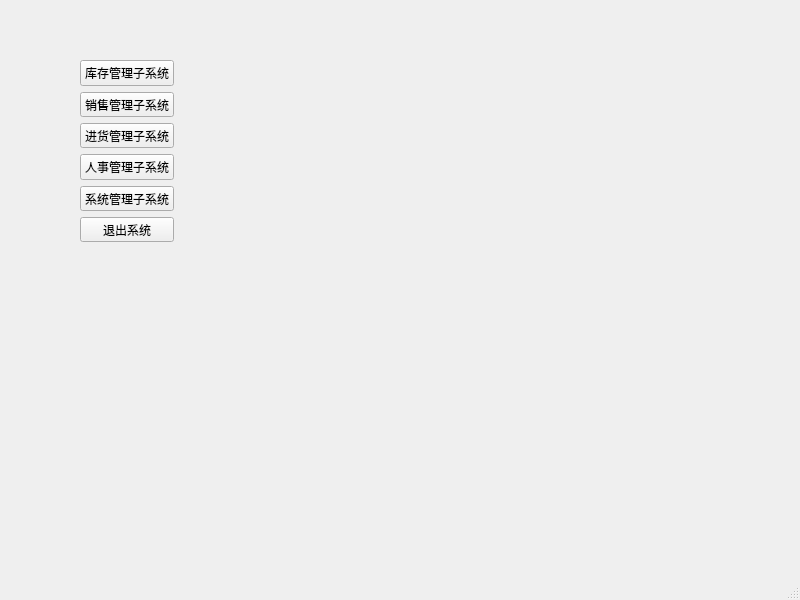
Before: the Qt Designer form mainwindow.ui in liwen123cd/curly-tribble, drawn with Qt 5.
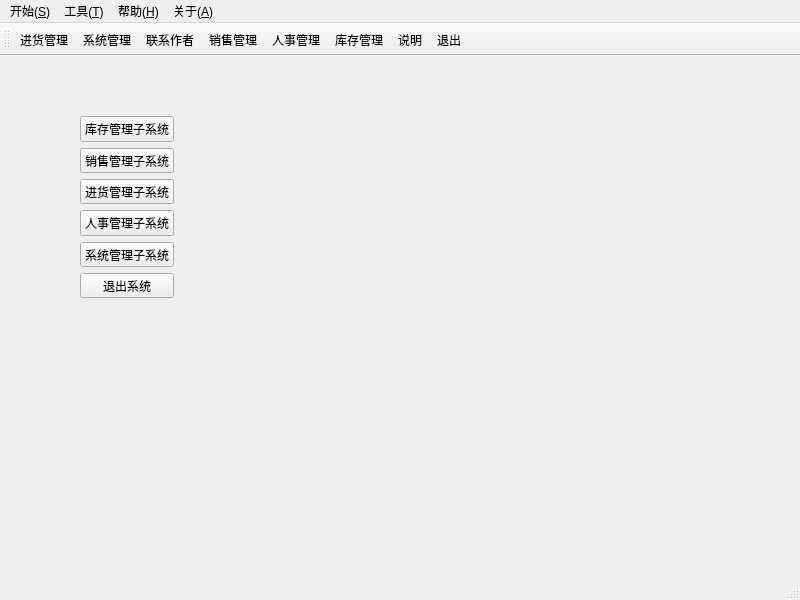
After: the same form once the commit is applied. Icons and pictures are not drawn.

```diff
--- a/mainwindow.ui
+++ b/mainwindow.ui
@@ -77,6 +77,9 @@
      </item>
      <item>
       <widget class="QPushButton" name="pushButton_6">
+       <property name="styleSheet">
+        <string notr="true">font: 9pt &quot;Microsoft YaHei UI&quot;;</string>
+       </property>
        <property name="text">
         <string>退出系统</string>
        </property>
@@ -91,11 +94,153 @@
      <x>0</x>
      <y>0</y>
      <width>800</width>
-     <height>17</height>
+     <height>23</height>
     </rect>
    </property>
+   <widget class="QMenu" name="menu">
+    <property name="title">
+     <string>工具(&amp;T)</string>
+    </property>
+    <addaction name="action1"/>
+    <addaction name="action2"/>
+    <addaction name="action3"/>
+    <addaction name="action4"/>
+    <addaction name="action5"/>
+   </widget>
+   <widget class="QMenu" name="menu_2">
+    <property name="title">
+     <string>开始(&amp;S)</string>
+    </property>
+    <addaction name="action2_2"/>
+   </widget>
+   <widget class="QMenu" name="menu_3">
+    <property name="title">
+     <string>帮助(&amp;H)</string>
+    </property>
+    <addaction name="action1_3"/>
+   </widget>
+   <widget class="QMenu" name="menu_4">
+    <property name="title">
+     <string>关于(&amp;A)</string>
+    </property>
+    <addaction name="action1_4"/>
+    <addaction name="action2_3"/>
+   </widget>
+   <addaction name="menu_2"/>
+   <addaction name="menu"/>
+   <addaction name="menu_3"/>
+   <addaction name="menu_4"/>
   </widget>
   <widget class="QStatusBar" name="statusbar"/>
+  <widget class="QToolBar" name="toolBar">
+   <property name="windowTitle">
+    <string>toolBar</string>
+   </property>
+   <attribute name="toolBarArea">
+    <enum>TopToolBarArea</enum>
+   </attribute>
+   <attribute name="toolBarBreak">
+    <bool>false</bool>
+   </attribute>
+   <addaction name="action3"/>
+   <addaction name="action5"/>
+   <addaction name="action2_3"/>
+   <addaction name="action2"/>
+   <addaction name="action4"/>
+   <addaction name="action1"/>
+   <addaction name="action1_3"/>
+   <addaction name="action2_2"/>
+  </widget>
+  <action name="action1">
+   <property name="icon">
+    <iconset resource="style.qrc">
+     <normaloff>:/img/login/compose.png</normaloff>:/img/login/compose.png</iconset>
+   </property>
+   <property name="text">
+    <string>库存管理</string>
+   </property>
+  </action>
+  <action name="action2">
+   <property name="icon">
+    <iconset resource="style.qrc">
+     <normaloff>:/img/login/feedback.png</normaloff>:/img/login/feedback.png</iconset>
+   </property>
+   <property name="text">
+    <string>销售管理</string>
+   </property>
+  </action>
+  <action name="action3">
+   <property name="icon">
+    <iconset resource="style.qrc">
+     <normaloff>:/img/login/account.png</normaloff>:/img/login/account.png</iconset>
+   </property>
+   <property name="text">
+    <string>进货管理</string>
+   </property>
+  </action>
+  <action name="action4">
+   <property name="icon">
+    <iconset resource="style.qrc">
+     <normaloff>:/img/login/cm2_btm_icn_account.png</normaloff>:/img/login/cm2_btm_icn_account.png</iconset>
+   </property>
+   <property name="text">
+    <string>人事管理</string>
+   </property>
+  </action>
+  <action name="action5">
+   <property name="icon">
+    <iconset resource="style.qrc">
+     <normaloff>:/img/login/user.png</normaloff>:/img/login/user.png</iconset>
+   </property>
+   <property name="text">
+    <string>系统管理</string>
+   </property>
+  </action>
+  <action name="action1_2">
+   <property name="icon">
+    <iconset resource="style.qrc">
+     <normaloff>:/img/login/found.png</normaloff>:/img/login/found.png</iconset>
+   </property>
+   <property name="text">
+    <string>说明</string>
+   </property>
+  </action>
+  <action name="action2_2">
+   <property name="icon">
+    <iconset resource="style.qrc">
+     <normaloff>:/img/login/page.png</normaloff>:/img/login/page.png</iconset>
+   </property>
+   <property name="text">
+    <string>退出</string>
+   </property>
+  </action>
+  <action name="action1_3">
+   <property name="icon">
+    <iconset resource="style.qrc">
+     <normaloff>:/img/login/found.png</normaloff>:/img/login/found.png</iconset>
+   </property>
+   <property name="text">
+    <string>说明</string>
+   </property>
+  </action>
+  <action name="action1_4">
+   <property name="icon">
+    <iconset resource="style.qrc">
+     <normaloff>:/img/login/mine.png</normaloff>:/img/login/mine.png</iconset>
+   </property>
+   <property name="text">
+    <string>作者</string>
+   </property>
+  </action>
+  <action name="action2_3">
+   <property name="icon">
+    <iconset resource="style.qrc">
+     <normaloff>:/img/login/wechat.png</normaloff>:/img/login/wechat.png</iconset>
+   </property>
+   <property name="text">
+    <string>联系作者</string>
+   </property>
+  </action>
  </widget>
  <resources>
   <include location="staff_img.qrc"/>
```
Left out of the diff: 110 changed lines with no effect on the pictures.
